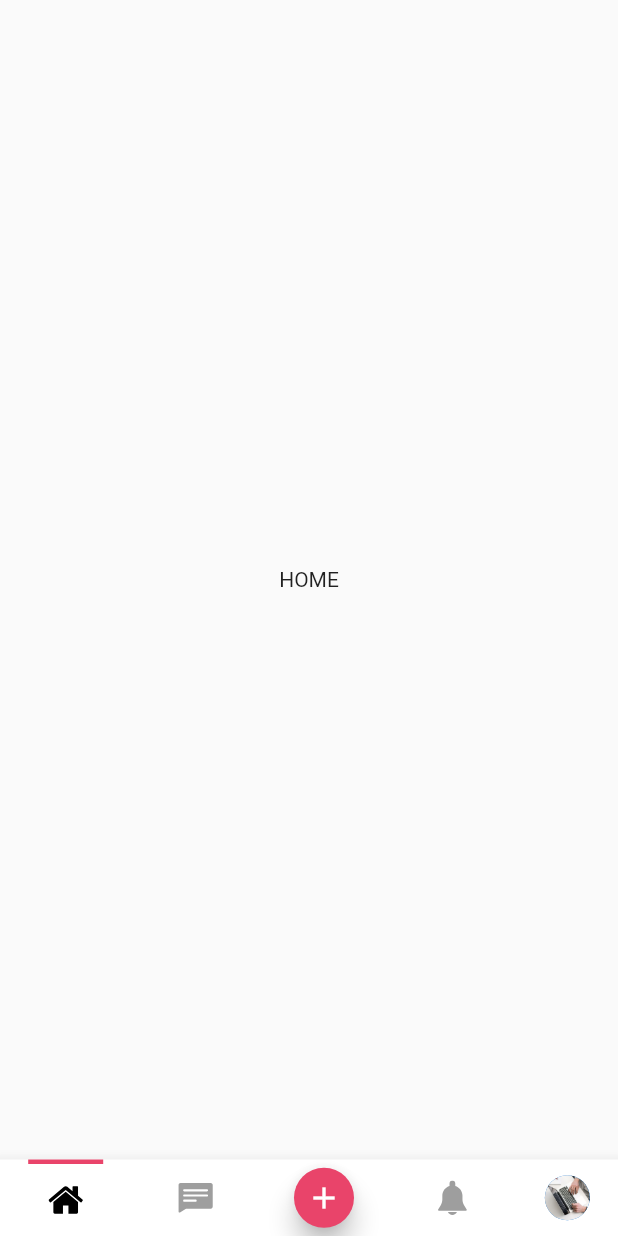
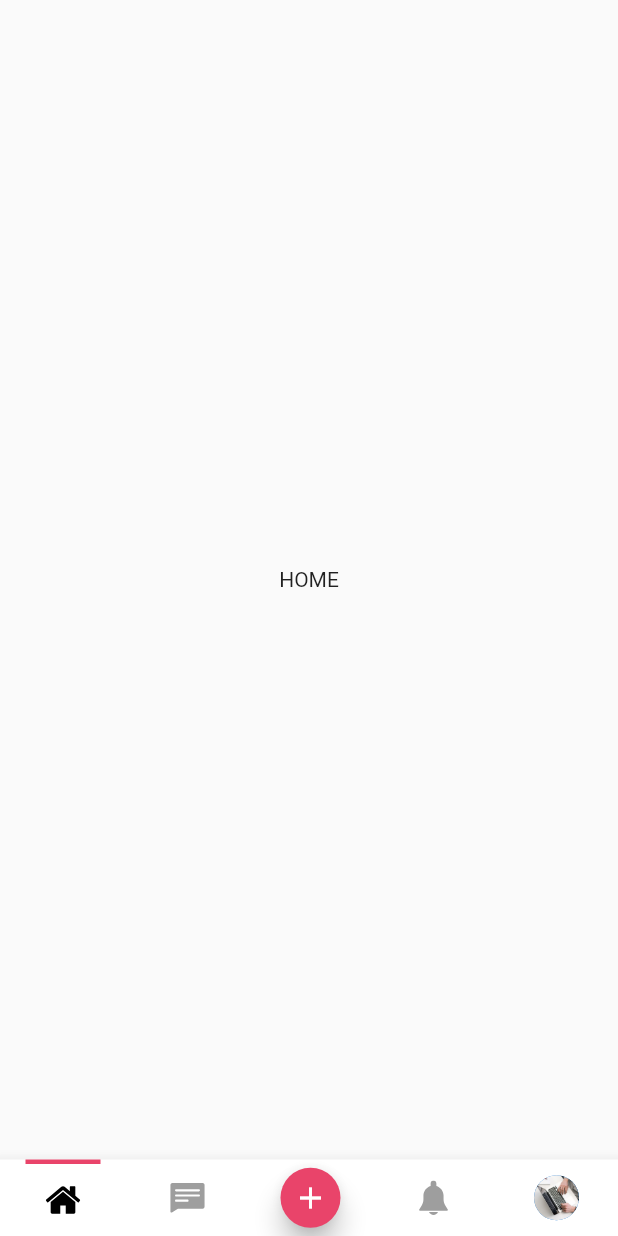
Before and after one commit to JideGuru/errorlog, a Flutter app: the Index screen opened by its route, on a phone screen of 412 x 824 dp. Run offline on Flutter 3.47's test engine with Material 2 defaults, Android fonts, the phone set to English and light mode, and no system bars; our stand-ins replace flutter_screenutil, flutter_svg, google_fonts.

Commit message:
avatar fix

```diff
--- a/lib/utils/index.dart
+++ b/lib/utils/index.dart
@@ -62,14 +62,12 @@ class _IndexState extends State<Index> {
         backgroundColor: Theme.of(context).primaryColor,
         elevation: 7.0,
       );
-    } else if (index == 4) {
-      return CircleAvatar(radius: 15, backgroundImage: AssetImage(item['img']));
     } else {
-      return buildBottomIcon(item);
+      return buildBottomIcon(item, profile: index == 4);
     }
   }
 
-  buildBottomIcon(Map item) {
+  buildBottomIcon(Map item, {bool profile = false}) {
     int index = item['index'];
     Color primaryPink = Theme.of(context).primaryColor;
     return Column(
@@ -80,10 +78,17 @@ class _IndexState extends State<Index> {
           child: Container(height: 3.0, width: 50.0, color: primaryPink),
         ),
         IconButton(
-          icon: SvgPicture.asset(
-            item['img'],
-            height: 23.0,
-            color: index == cindex ? Colors.black : Colors.grey,
+          icon: Visibility(
+            visible: !profile,
+            replacement: CircleAvatar(
+              radius: 15,
+              backgroundImage: AssetImage(item['img']),
+            ),
+            child: SvgPicture.asset(
+              item['img'],
+              height: 23.0,
+              color: index == cindex ? Colors.black : Colors.grey,
+            ),
           ),
           onPressed: () {
             cindex = index;
```
